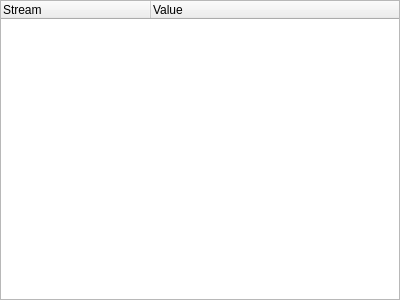
The window that gui/gui/plugins/datastreamdisplay/datastreamdisplays.ui (einsteinly/CAUV_old_software) describes before a commit, drawn with Qt 5.
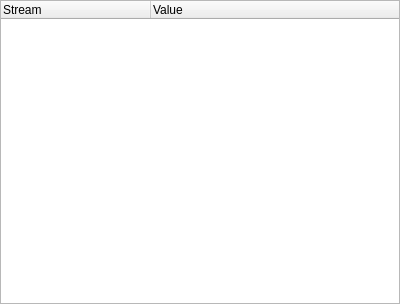
The same window after the commit. Custom widgets are drawn as their Qt base class.

Patch:
```diff
--- a/gui/gui/plugins/datastreamdisplay/datastreamdisplays.ui
+++ b/gui/gui/plugins/datastreamdisplay/datastreamdisplays.ui
@@ -7,7 +7,7 @@
     <x>0</x>
     <y>0</y>
     <width>400</width>
-    <height>300</height>
+    <height>304</height>
    </rect>
   </property>
   <property name="features">
```
Left out of the diff: 2 changed lines with no effect on the pictures.
